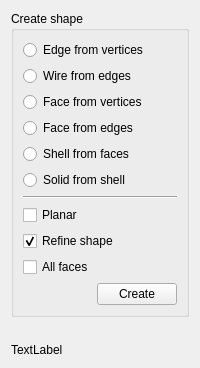
Old version of the form src/Mod/Part/Gui/TaskShapeBuilder.ui in the repository southseact-3d/fcd.
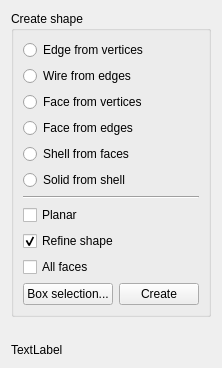
New version of the form.

Commit message: Part: support of box selection in shape builder task panel

```diff
--- a/src/Mod/Part/Gui/TaskShapeBuilder.ui
+++ b/src/Mod/Part/Gui/TaskShapeBuilder.ui
@@ -95,6 +95,13 @@
       </item>
       <item row="10" column="0">
        <layout class="QHBoxLayout" name="horizontalLayout">
+        <item>
+         <widget class="QPushButton" name="selectButton">
+          <property name="text">
+           <string>Box selection...</string>
+          </property>
+         </widget>
+        </item>
         <item>
          <spacer name="horizontalSpacer_2">
           <property name="orientation">
```
The commit also changes 5 other files.
